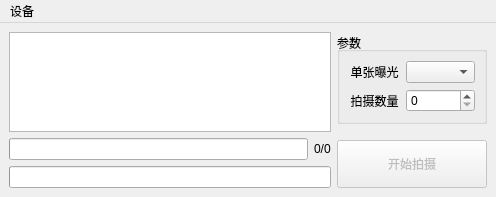
readme9txt/shutter, file shutter_qt5.ui: the form before one commit.
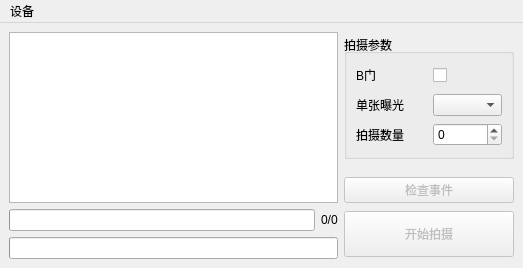
The form after the commit.

Commit message: 更改ui

The edit to the form file:
```diff
--- a/shutter_qt5.ui
+++ b/shutter_qt5.ui
@@ -6,20 +6,20 @@
    <rect>
     <x>0</x>
     <y>0</y>
-    <width>496</width>
-    <height>195</height>
+    <width>523</width>
+    <height>268</height>
    </rect>
   </property>
   <property name="minimumSize">
    <size>
-    <width>0</width>
-    <height>0</height>
+    <width>523</width>
+    <height>268</height>
    </size>
   </property>
   <property name="maximumSize">
    <size>
-    <width>500</width>
-    <height>195</height>
+    <width>16777215</width>
+    <height>16777215</height>
    </size>
   </property>
   <property name="windowTitle">
@@ -78,20 +78,59 @@
        <widget class="QGroupBox" name="groupBox">
         <property name="minimumSize">
          <size>
-          <width>0</width>
-          <height>0</height>
+          <width>170</width>
+          <height>125</height>
+         </size>
+        </property>
+        <property name="maximumSize">
+         <size>
+          <width>170</width>
+          <height>125</height>
          </size>
         </property>
         <property name="layoutDirection">
          <enum>Qt::LeftToRight</enum>
         </property>
         <property name="title">
-         <string>参数</string>
+         <string>拍摄参数</string>
         </property>
         <property name="alignment">
          <set>Qt::AlignLeading|Qt::AlignLeft|Qt::AlignVCenter</set>
         </property>
         <layout class="QVBoxLayout" name="verticalLayout_4">
+         <item>
+          <layout class="QHBoxLayout" name="horizontalLayout_6">
+           <item>
+            <widget class="QLabel" name="label_3">
+             <property name="text">
+              <string>B门</string>
+             </property>
+            </widget>
+           </item>
+           <item alignment="Qt::AlignVCenter">
+            <widget class="QCheckBox" name="cb_bulb">
+             <property name="minimumSize">
+              <size>
+               <width>69</width>
+               <height>20</height>
+              </size>
+             </property>
+             <property name="maximumSize">
+              <size>
+               <width>69</width>
+               <height>16777215</height>
+              </size>
+             </property>
+             <property name="text">
+              <string/>
+             </property>
+             <property name="checkable">
+              <bool>true</bool>
+             </property>
+            </widget>
+           </item>
+          </layout>
+         </item>
          <item>
           <layout class="QHBoxLayout" name="horizontalLayout_3">
            <item>
@@ -100,12 +139,12 @@
               <string>单张曝光</string>
              </property>
              <property name="alignment">
-              <set>Qt::AlignCenter</set>
+              <set>Qt::AlignLeading|Qt::AlignLeft|Qt::AlignVCenter</set>
              </property>
             </widget>
            </item>
-           <item>
-            <widget class="QComboBox" name="cb_exposure">
+           <item alignment="Qt::AlignVCenter">
+            <widget class="QComboBox" name="cbl_exposure">
              <property name="minimumSize">
               <size>
                <width>69</width>
@@ -130,11 +169,11 @@
               <string>拍摄数量</string>
              </property>
              <property name="alignment">
-              <set>Qt::AlignCenter</set>
+              <set>Qt::AlignLeading|Qt::AlignLeft|Qt::AlignVCenter</set>
              </property>
             </widget>
            </item>
-           <item>
+           <item alignment="Qt::AlignVCenter">
             <widget class="QSpinBox" name="sp_num">
              <property name="minimumSize">
               <size>
@@ -165,12 +204,22 @@
         </property>
         <property name="sizeHint" stdset="0">
          <size>
-          <width>150</width>
+          <width>160</width>
           <height>10</height>
          </size>
         </property>
        </spacer>
       </item>
+      <item>
+       <widget class="QPushButton" name="btn_check_event">
+        <property name="enabled">
+         <bool>false</bool>
+        </property>
+        <property name="text">
+         <string>检查事件</string>
+        </property>
+       </widget>
+      </item>
       <item>
        <widget class="QPushButton" name="btn_start">
         <property name="enabled">
@@ -179,7 +228,7 @@
         <property name="minimumSize">
          <size>
           <width>0</width>
-          <height>48</height>
+          <height>46</height>
          </size>
         </property>
         <property name="maximumSize">
@@ -202,7 +251,7 @@
     <rect>
      <x>0</x>
      <y>0</y>
-     <width>496</width>
+     <width>523</width>
      <height>23</height>
     </rect>
    </property>
```
The commit also changes 1 other file.
